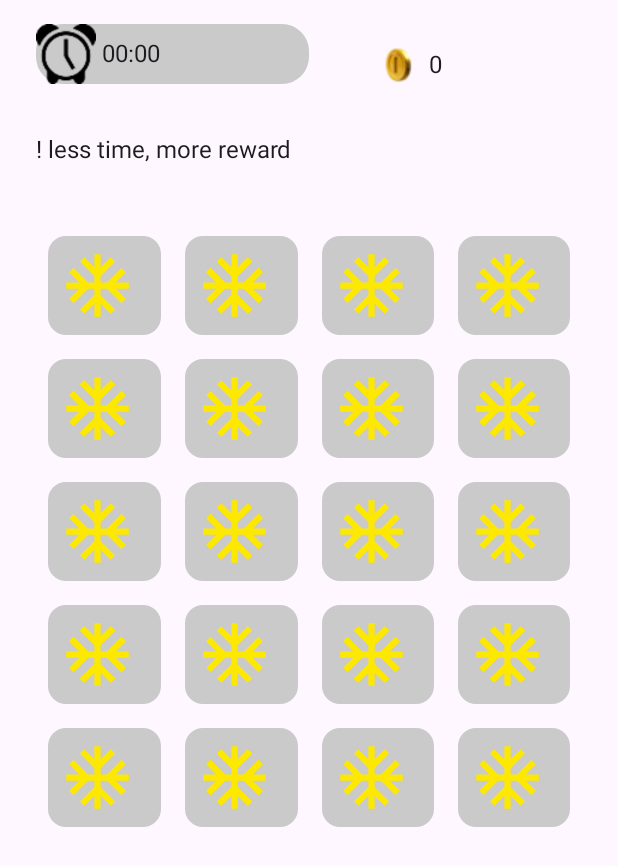
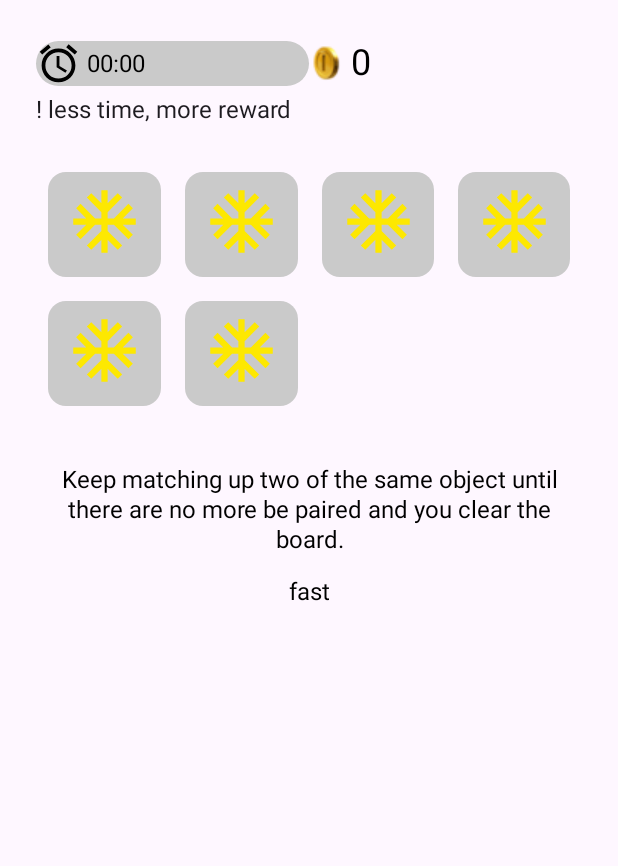
Before and after one commit to Anchouses/FindAPair, an Android app built with Jetpack Compose: the composable GameScreen shown on its own in the app's theme, on a phone screen of 412 x 824 dp. Shown: the top 866 px of the screen. Run offline under Robolectric (Android 15) with nearby library versions, the phone set to English and light mode, and no system bars; our stand-ins replace Dagger/Hilt's generated code; libraries missing offline, so code that uses them is left out: com.github.terrakok.cicerone.

Commit message:
all screens

```diff
--- a/common-ui/src/main/java/com/silaeva/common_ui/CardContainer.kt
+++ b/common-ui/src/main/java/com/silaeva/common_ui/CardContainer.kt
@@ -20,7 +20,7 @@ fun CardContainer(
         colors = CardDefaults.cardColors(
             containerColor = Colors.gray
         ),
-        shape = RoundedCornerShape(24.dp),
+        shape = RoundedCornerShape(16.dp),
         modifier = modifier
             .fillMaxWidth()
             .padding(8.dp),
--- a/common-ui/src/main/java/com/silaeva/common_ui/ScoreField.kt
+++ b/common-ui/src/main/java/com/silaeva/common_ui/ScoreField.kt
@@ -1,6 +1,7 @@
 package com.silaeva.common_ui
 
 import androidx.compose.foundation.Image
+import androidx.compose.foundation.layout.Arrangement
 import androidx.compose.foundation.layout.Row
 import androidx.compose.foundation.layout.height
 import androidx.compose.foundation.layout.padding
@@ -17,19 +18,20 @@ import com.silaeva.common_ui.typography.Typography
 fun ScoreField(
     text: String
 ) {
-    Row() {
+    Row(
+        verticalAlignment = Alignment.CenterVertically,
+        horizontalArrangement = Arrangement.End
+    ) {
         Image(
             painter = painterResource(id = R.drawable.coin),
             contentDescription = "Score",
             modifier = Modifier
                 .height(24.dp)
-                .align(Alignment.CenterVertically)
         )
         Text(
             text = text,
             modifier = Modifier
-                .padding(4.dp)
-                .align(Alignment.CenterVertically),
+                .padding(4.dp),
             style = Typography.description,
             textAlign = TextAlign.End
         )
--- a/common-ui/src/main/java/com/silaeva/common_ui/typography/Typography.kt
+++ b/common-ui/src/main/java/com/silaeva/common_ui/typography/Typography.kt
@@ -20,12 +20,21 @@ object Typography {
         fontWeight = FontWeight(400),
         color = Color(0xFF000000)
     )
-    val scoreText = TextStyle(
+    val timeText = TextStyle(
         fontSize = 16.sp,
         lineHeight = 20.sp,
         fontWeight = FontWeight(400),
         color = Color(0xFF000000)
     )
+
+    val rules = TextStyle(
+        fontSize = 16.sp,
+        lineHeight = 20.sp,
+        fontWeight = FontWeight(400),
+        color = Color(0xFF000000),
+        textAlign = TextAlign.Center
+    )
+
     val congratulation = TextStyle(
         fontSize = 30.sp,
         lineHeight = 34.sp,
--- /dev/null
+++ b/end-impl/src/main/res/drawable/baseline_cottage_24.xml
@@ -0,0 +1,5 @@
+<vector android:height="70dp" android:tint="#000000"
+    android:viewportHeight="24" android:viewportWidth="24"
+    android:width="70dp" xmlns:android="http://schemas.android.com/apk/res/android">
+    <path android:fillColor="@android:color/white" android:pathData="M12,3L6,7.58V6H4v3.11L1,11.4l1.21,1.59L4,11.62V21h7v-6h2v6h7v-9.38l1.79,1.36L23,11.4L12,3zM10,1c0,1.66 -1.34,3 -3,3C6.45,4 6,4.45 6,5H4c0,-1.66 1.34,-3 3,-3c0.55,0 1,-0.45 1,-1H10z"/>
+</vector>
--- /dev/null
+++ b/end-impl/src/main/res/values/strings.xml
@@ -0,0 +1,6 @@
+<?xml version="1.0" encoding="utf-8"?>
+<resources>
+    <string name="congratulation">[CONGRATULATION!]</string>
+    <string name="great">[Great!You won!]</string>
+    <string name="double_reward">Double Reward</string>
+</resources>
--- a/game-impl/src/main/java/com/silaeva/game_impl/presentation/GameScreen.kt
+++ b/game-impl/src/main/java/com/silaeva/game_impl/presentation/GameScreen.kt
@@ -6,10 +6,10 @@ import androidx.compose.foundation.background
 import androidx.compose.foundation.layout.Arrangement
 import androidx.compose.foundation.layout.Column
 import androidx.compose.foundation.layout.Row
-import androidx.compose.foundation.layout.fillMaxHeight
-import androidx.compose.foundation.layout.fillMaxSize
 import androidx.compose.foundation.layout.fillMaxWidth
+import androidx.compose.foundation.layout.height
 import androidx.compose.foundation.layout.padding
+import androidx.compose.foundation.layout.width
 import androidx.compose.foundation.lazy.grid.GridCells
 import androidx.compose.foundation.lazy.grid.LazyVerticalGrid
 import androidx.compose.foundation.shape.RoundedCornerShape
@@ -28,7 +28,9 @@ import androidx.compose.ui.res.stringResource
 import androidx.compose.ui.text.style.TextAlign
 import androidx.compose.ui.unit.dp
 import androidx.compose.ui.unit.sp
+import com.silaeva.common_ui.ScoreField
 import com.silaeva.common_ui.typography.Colors
+import com.silaeva.common_ui.typography.Typography
 import com.silaeva.game_impl.R
 import com.silaeva.game_impl.domain.Card
 import kotlinx.coroutines.DelicateCoroutinesApi
@@ -39,24 +41,41 @@ import kotlinx.coroutines.launch
 @Composable
 fun GameScreen(viewModel: GameViewModel) {
 
-    Column {
-        Column {
-            Row {
+    Column() {
+        Column() {
+            Row(
+                modifier = Modifier.padding(start = 24.dp, top = 24.dp, end = 24.dp),
+                verticalAlignment = Alignment.CenterVertically,
+                horizontalArrangement = Arrangement.Absolute.SpaceBetween,
+            ) {
                 TimerField(viewModel)
-                CountField(viewModel)
+                ScoreField("${ viewModel.score.intValue }")
             }
             Text(
                 text = stringResource(id = R.string.timer_comment),
                 modifier = Modifier
-                    .padding(start = 24.dp, top = 4.dp, bottom = 16.dp, end = 4.dp),
+                    .padding(start = 24.dp, top = 4.dp),
                 fontSize = 16.sp,
                 textAlign = TextAlign.Start
             )
         }
 
         PlayField(
-            modifier = Modifier,
             viewModel = viewModel
+        )
+
+        Text(
+            text = stringResource(id = R.string.rules),
+            modifier = Modifier.padding(start = 24.dp, top = 8.dp, bottom = 8.dp, end = 24.dp),
+            style = Typography.rules,
+            minLines = 3
+        )
+        Text(
+            text = stringResource(id = R.string.fast),
+            modifier = Modifier
+                .padding(start = 24.dp, top = 8.dp, bottom = 8.dp, end = 24.dp)
+                .align(Alignment.CenterHorizontally),
+            style = Typography.rules
         )
     }
 }
@@ -64,7 +83,6 @@ fun GameScreen(viewModel: GameViewModel) {
 @OptIn(ExperimentalMaterial3Api::class, DelicateCoroutinesApi::class)
 @Composable
 fun PlayField(
-    modifier: Modifier,
     viewModel: GameViewModel
 ) {
     val cards = remember { viewModel.randomDiamondList }
@@ -108,9 +126,10 @@ fun PlayField(
 
     LazyVerticalGrid(
         columns = GridCells.Fixed(4),
-        //contentPadding = PaddingValues(16.dp),  //отступы вокруг сетки
-        modifier = modifier
-            .padding(24.dp)
+        modifier = Modifier
+            .padding(24.dp),
+        verticalArrangement = Arrangement.Center,
+        horizontalArrangement = Arrangement.Center
     ) {
         items(cards.size) { index ->
             Card(
@@ -119,7 +138,8 @@ fun PlayField(
                 ),
                 modifier = Modifier
                     .padding(8.dp)
-                    .fillMaxWidth(),
+                    .width(70.dp)
+                    .height(70.dp),
                 onClick = { // обработка нажатия на карту
                     if (!viewModel.startGame) {
                         viewModel.startTimer()
@@ -135,13 +155,17 @@ fun PlayField(
                     Image(
                         painter = painterResource(id = cards[index].image),
                         contentDescription = null,
-                        modifier = Modifier.fillMaxSize()
+                        modifier = Modifier
+                            .padding(8.dp)
+                            .align(Alignment.CenterHorizontally)
                     )
                 } else {   // иначе показываем оборотную сторону
                     Image(
                         painter = painterResource(id = R.drawable.baseline_ac_unit_24),
                         contentDescription = null,
-                        modifier = Modifier.padding(8.dp)
+                        modifier = Modifier
+                            .padding(8.dp)
+                            .align(Alignment.CenterHorizontally),
                     )
                 }
             }
@@ -155,17 +179,16 @@ fun TimerField(viewModel: GameViewModel) {
 
     Row(
         modifier = Modifier
-            .padding(start = 24.dp, top = 16.dp, bottom = 4.dp, end = 24.dp)
             .fillMaxWidth(0.5f)
-            .fillMaxHeight(0.05f)
+            .height(30.dp)
             .background(color = Colors.gray, shape = RoundedCornerShape(18.dp)),
-        horizontalArrangement = Arrangement.Start
     ) {
         Image(
-            painter = painterResource(R.drawable.alarm),
+            painter = painterResource(R.drawable.baseline_access_alarms_24),
             contentDescription = null,
             modifier = Modifier
-                .align(Alignment.CenterVertically),
+                .align(Alignment.CenterVertically)
+                .height(30.dp),
             alignment = Alignment.CenterStart
         )
         Text(
@@ -173,8 +196,7 @@ fun TimerField(viewModel: GameViewModel) {
             modifier = Modifier
                 .padding(4.dp)
                 .align(Alignment.CenterVertically),
-            fontSize = 16.sp,
-            textAlign = TextAlign.End
+            style = Typography.timeText
         )
     }
 }
@@ -184,32 +206,3 @@ fun Long.formatTime(): String {
     val minutes = (this % 3600) / 60
     return String.format("%02d:%02d", minutes, seconds)
 }
-
-@Composable
-fun CountField(
-    viewModel: GameViewModel
-) {
-    Row(
-        modifier = Modifier
-            .padding(24.dp)
-            .fillMaxWidth(0.5f)
-            .fillMaxHeight(0.05f),
-        horizontalArrangement = Arrangement.Start
-    ) {
-        Image(
-            painter = painterResource(id = R.drawable.coin),
-            contentDescription = "Score",
-            modifier = Modifier
-                .align(Alignment.CenterVertically),
-            alignment = Alignment.CenterStart
-        )
-        Text(
-            text = " ${viewModel.score.intValue} ",
-            modifier = Modifier
-                .padding(4.dp)
-                .align(Alignment.CenterVertically),
-            fontSize = 16.sp,
-            textAlign = TextAlign.End
-        )
-    }
-}
--- a/game-impl/src/main/java/com/silaeva/game_impl/presentation/GameViewModel.kt
+++ b/game-impl/src/main/java/com/silaeva/game_impl/presentation/GameViewModel.kt
@@ -4,7 +4,9 @@ import androidx.compose.runtime.mutableIntStateOf
 import androidx.lifecycle.ViewModel
 import androidx.lifecycle.viewModelScope
 import com.silaeva.end_api.EndGameNavigator
+import com.silaeva.game_impl.R
 import com.silaeva.game_impl.data.DataSource
+import com.silaeva.game_impl.data.Diamond
 import com.silaeva.game_impl.domain.Card
 import dagger.hilt.android.lifecycle.HiltViewModel
 import kotlinx.coroutines.Job
@@ -20,20 +22,11 @@ class GameViewModel @Inject constructor(
     private val dataSource: DataSource
 ) : ViewModel() {
 
-    fun onTimeOut() {
-        endGameNavigator.navigateToEnd()
-    }
-
-    private val diamondList = dataSource.diamondList
-//        listOf(
-//        Diamond(R.drawable.blue_circle),
-//        Diamond(R.drawable.blue_circle),
-//        Diamond(R.drawable.blue_circle),
-//        Diamond(R.drawable.blue_circle),
-//        Diamond(R.drawable.blue_circle),
-//        Diamond(R.drawable.blue_circle),
-//        Diamond(R.drawable.blue_circle),
-//        Diamond(R.drawable.blue_circle),
+    //dataSource.diamondList
+    private val diamondList = listOf(
+        Diamond(R.drawable.blue_circle),
+        Diamond(R.drawable.blue_circle),
+        Diamond(R.drawable.blue_circle),
 //        Diamond(R.drawable.blue_rhombus),
 //        Diamond(R.drawable.green_circle),
 //        Diamond(R.drawable.orange),
@@ -43,10 +36,10 @@ class GameViewModel @Inject constructor(
 //        Diamond(R.drawable.teal_circle),
 //        Diamond(R.drawable.white_circle),
 //        Diamond(R.drawable.yellow_circle),
-//    )
+    )
 
     val randomDiamondList = (diamondList + diamondList).shuffled().map { Card(image = it.res) }
-    val maxPair = 5
+    val maxPair = diamondList.size
     private val maxTime = 20
     var count = 0
     var score = mutableIntStateOf(0)
@@ -54,6 +47,7 @@ class GameViewModel @Inject constructor(
     val timer = _timer.asStateFlow()
     var startGame = false
     private var timerJob: Job? = null
+    private var wait: Job? = null
 
     fun startTimer() {
         _timer.value = 0
@@ -68,6 +62,7 @@ class GameViewModel @Inject constructor(
 
     fun stopTimer() {
         timerJob?.cancel()
+
         val time = _timer.value.toInt()
         if (time <= maxTime) {
             score.intValue = 100
@@ -75,5 +70,15 @@ class GameViewModel @Inject constructor(
             val scoreLongGame = (100 - (time - maxTime) * 5)
             score.intValue = if (scoreLongGame < 10) 10 else scoreLongGame
         }
+
+        wait?.cancel()
+        wait = viewModelScope.launch {
+            delay(2000)
+            onTimeOut()
+        }
+    }
+
+    private fun onTimeOut() {
+        endGameNavigator.navigateToEnd()
     }
 }
--- /dev/null
+++ b/game-impl/src/main/res/drawable/baseline_access_alarms_24.xml
@@ -0,0 +1,5 @@
+<vector android:height="50dp" android:tint="#000000"
+    android:viewportHeight="24" android:viewportWidth="24"
+    android:width="50dp" xmlns:android="http://schemas.android.com/apk/res/android">
+    <path android:fillColor="@android:color/white" android:pathData="M22,5.7l-4.6,-3.9 -1.3,1.5 4.6,3.9L22,5.7zM7.9,3.4L6.6,1.9 2,5.7l1.3,1.5 4.6,-3.8zM12.5,8L11,8v6l4.7,2.9 0.8,-1.2 -4,-2.4L12.5,8zM12,4c-5,0 -9,4 -9,9s4,9 9,9 9,-4 9,-9 -4,-9 -9,-9zM12,20c-3.9,0 -7,-3.1 -7,-7s3.1,-7 7,-7 7,3.1 7,7 -3.1,7 -7,7z"/>
+</vector>
--- a/menu-impl/src/main/java/com/silaeva/menu_impl/presentation/MenuScreen.kt
+++ b/menu-impl/src/main/java/com/silaeva/menu_impl/presentation/MenuScreen.kt
@@ -40,9 +40,7 @@ fun MenuScreen (
                 .align(Alignment.End)
                 .padding(24.dp)
         ) {
-            ScoreField(
-                text = "${viewModel.score}"
-            )
+            ScoreField(text = "${viewModel.score}")
         }
 
         Spacer(modifier = Modifier.height(130.dp))
@@ -65,7 +63,7 @@ fun MenuScreen (
         }
 
         Button(
-            onClick = { /*TODO*/ },
+            onClick = { viewModel.onPlayButtonClick() },
             modifier = Modifier
                 .padding(24.dp)
                 .align(Alignment.CenterHorizontally)
```
Also changed, not shown: end-impl/src/main/java/com/silaeva/end_impl/presentation/EndGameScreen.kt (+94 -1 lines), end-impl/src/main/java/com/silaeva/end_impl/presentation/EndGameViewModel.kt (+10 -2 lines).
